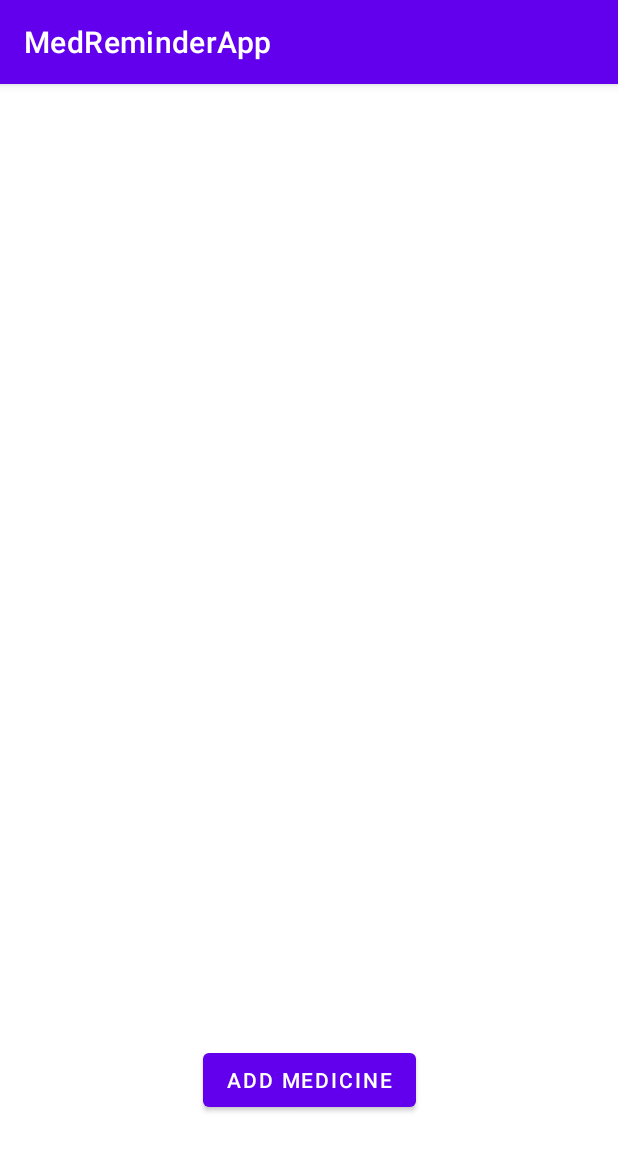
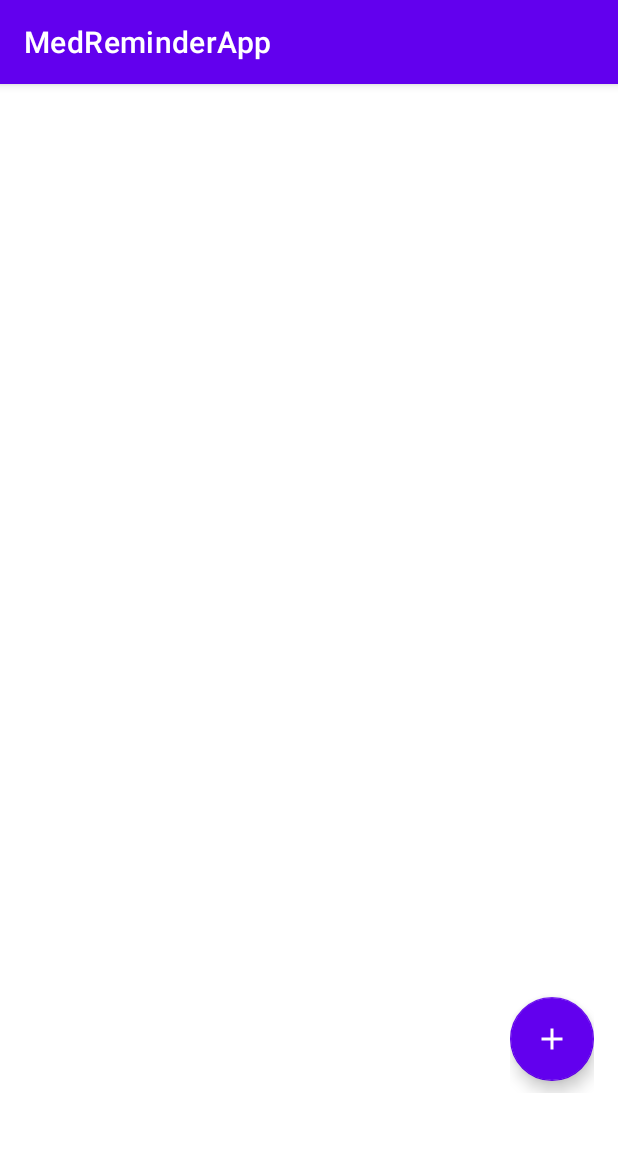
Before and after one commit to MedBen02/MedRemiderApp, an Android app: the MedicineFragment screen opened through its navigation route, on a phone screen of 412 x 824 dp. Shown: the top 1151 px of the screen. Run offline under Robolectric (Android 15) with nearby library versions, the phone set to English and light mode, and no system bars; our stand-ins replace Room's generated code, navigation-ui.

Commit message:
add medicine done

```diff
--- /dev/null
+++ b/app/src/main/java/com/mobileapp/medremiderapp/factory/MedicineViewModelFactory.java
@@ -0,0 +1,24 @@
+package com.mobileapp.medremiderapp.factory;
+
+import android.app.Application;
+import androidx.annotation.NonNull;
+import androidx.lifecycle.ViewModel;
+import androidx.lifecycle.ViewModelProvider;
+
+import com.mobileapp.medremiderapp.viewmodels.MedicineViewModel;
+
+public class MedicineViewModelFactory implements ViewModelProvider.Factory {
+    private Application application;
+    private int userId;
+
+    public MedicineViewModelFactory(Application application, int userId) {
+        this.application = application;
+        this.userId = userId;
+    }
+
+    @NonNull
+    @Override
+    public <T extends ViewModel> T create(@NonNull Class<T> modelClass) {
+        return (T) new MedicineViewModel(application, userId);
+    }
+}
--- a/app/src/main/java/com/mobileapp/medremiderapp/repository/MedicineRepository.java
+++ b/app/src/main/java/com/mobileapp/medremiderapp/repository/MedicineRepository.java
@@ -10,6 +10,7 @@ import java.util.List;
 public class MedicineRepository {
     private MedicineDao medicineDao;
     private LiveData<List<Medicine>> allMedicines;
+    private LiveData<List<Medicine>> medicinesByUserId;
 
     public MedicineRepository(Application application) {
         AppDatabase db = AppDatabase.getInstance(application);
@@ -19,6 +20,10 @@ public class MedicineRepository {
 
     public LiveData<List<Medicine>> getAllMedicines() {
         return allMedicines;
+    }
+    public LiveData<List<Medicine>> getMedicinesByUserId(int userId) {
+        medicinesByUserId = medicineDao.getMedicinesByUserId(userId);
+        return medicinesByUserId;
     }
 
     public void insert(Medicine medicine) {
--- /dev/null
+++ b/app/src/main/java/com/mobileapp/medremiderapp/ui/adapters/MedicineAdapter.java
@@ -0,0 +1,63 @@
+package com.mobileapp.medremiderapp.ui.adapters;
+
+import android.view.LayoutInflater;
+import android.view.View;
+import android.view.ViewGroup;
+import android.widget.TextView;
+import androidx.annotation.NonNull;
+import androidx.recyclerview.widget.RecyclerView;
+import com.mobileapp.medremiderapp.R;
+import com.mobileapp.medremiderapp.model.Medicine;
+import java.util.List;
+
+public class MedicineAdapter extends RecyclerView.Adapter<MedicineAdapter.MedicineViewHolder> {
+
+    private List<Medicine> medicines;
+
+    public MedicineAdapter(List<Medicine> medicines) {
+        this.medicines = medicines;
+    }
+
+    @NonNull
+    @Override
+    public MedicineViewHolder onCreateViewHolder(@NonNull ViewGroup parent, int viewType) {
+        View view = LayoutInflater.from(parent.getContext())
+                .inflate(R.layout.item_medication, parent, false);
+        return new MedicineViewHolder(view);
+    }
+
+    @Override
+    public void onBindViewHolder(@NonNull MedicineViewHolder holder, int position) {
+        Medicine medicine = medicines.get(position);
+        holder.bind(medicine);
+    }
+
+    @Override
+    public int getItemCount() {
+        return medicines.size();
+    }
+
+    public void setMedicines(List<Medicine> medicines) {
+        this.medicines = medicines;
+        notifyDataSetChanged();
+    }
+
+    static class MedicineViewHolder extends RecyclerView.ViewHolder {
+        private TextView tvName, tvDose, tvStock, tvDescription;
+
+        public MedicineViewHolder(@NonNull View itemView) {
+            super(itemView);
+            tvName = itemView.findViewById(R.id.tvName);
+            tvDose = itemView.findViewById(R.id.tvDose);
+            tvStock = itemView.findViewById(R.id.tvStockQuantity);
+            tvDescription = itemView.findViewById(R.id.tvDescription);
+        }
+
+        public void bind(Medicine medicine) {
+            tvName.setText(medicine.getName());
+            tvDose.setText(medicine.getDose());
+            tvStock.setText(String.valueOf(medicine.getStockQuantity()));
+            tvDescription.setText(medicine.getDescription());
+        }
+    }
+}
--- a/app/src/main/java/com/mobileapp/medremiderapp/ui/fragments/medicine/MedicineFragment.java
+++ b/app/src/main/java/com/mobileapp/medremiderapp/ui/fragments/medicine/MedicineFragment.java
@@ -4,28 +4,89 @@ import android.os.Bundle;
 import android.view.LayoutInflater;
 import android.view.View;
 import android.view.ViewGroup;
-import android.widget.TextView;
-
 import androidx.annotation.NonNull;
+import androidx.annotation.Nullable;
 import androidx.fragment.app.Fragment;
 import androidx.lifecycle.ViewModelProvider;
-
+import androidx.recyclerview.widget.LinearLayoutManager;
+import com.mobileapp.medremiderapp.databinding.DialogAddMedicineBinding;
 import com.mobileapp.medremiderapp.databinding.FragmentMedicineBinding;
+import com.mobileapp.medremiderapp.factory.MedicineViewModelFactory;
+import com.mobileapp.medremiderapp.model.Medicine;
+import com.mobileapp.medremiderapp.model.User;
+import com.mobileapp.medremiderapp.ui.adapters.MedicineAdapter;
 import com.mobileapp.medremiderapp.viewmodels.MedicineViewModel;
+import com.mobileapp.medremiderapp.viewmodels.UserViewModel;
+import java.util.ArrayList;
 
 public class MedicineFragment extends Fragment {
+    private FragmentMedicineBinding binding;
+    private MedicineViewModel medicineViewModel;
+    private MedicineAdapter adapter;
+    private int currentUserId;
 
-    private FragmentMedicineBinding binding;
+    @Override
+    public View onCreateView(@NonNull LayoutInflater inflater, ViewGroup container,
+                             Bundle savedInstanceState) {
+        binding = FragmentMedicineBinding.inflate(inflater, container, false);
+        return binding.getRoot();
+    }
 
-    public View onCreateView(@NonNull LayoutInflater inflater,
-                             ViewGroup container, Bundle savedInstanceState) {
-        MedicineViewModel medicineViewModel =
-                new ViewModelProvider(this).get(MedicineViewModel.class);
+    @Override
+    public void onViewCreated(@NonNull View view, @Nullable Bundle savedInstanceState) {
+        super.onViewCreated(view, savedInstanceState);
 
-        binding = FragmentMedicineBinding.inflate(inflater, container, false);
-        View root = binding.getRoot();
+        // Get current user ID from UserViewModel
+        UserViewModel userViewModel = new ViewModelProvider(requireActivity()).get(UserViewModel.class);
+        User currentUser = userViewModel.getLoggedInUser().getValue();
+        if (currentUser != null) {
+            currentUserId = currentUser.getId();
+        }
 
-        return root;
+        // Initialize ViewModel with user ID
+        medicineViewModel = new ViewModelProvider(this,
+                new MedicineViewModelFactory(requireActivity().getApplication(), currentUserId))
+                .get(MedicineViewModel.class);
+
+        setupRecyclerView();
+        setupObservers();
+        setupListeners();
+    }
+
+    private void setupRecyclerView() {
+        adapter = new MedicineAdapter(new ArrayList<>());
+        binding.rvMedications.setLayoutManager(new LinearLayoutManager(getContext()));
+        binding.rvMedications.setAdapter(adapter);
+    }
+
+    private void setupObservers() {
+        medicineViewModel.getMedicinesForCurrentUser().observe(getViewLifecycleOwner(), medicines -> {
+            adapter.setMedicines(medicines);
+        });
+    }
+
+    private void setupListeners() {
+        binding.btnAddMedicine.setOnClickListener(v -> showAddMedicineDialog());
+    }
+
+    private void showAddMedicineDialog() {
+        DialogAddMedicineBinding dialogBinding = DialogAddMedicineBinding.inflate(getLayoutInflater());
+        new android.app.AlertDialog.Builder(requireContext())
+                .setView(dialogBinding.getRoot())
+                .setTitle("Add New Medicine")
+                .setPositiveButton("Save", (dialog, which) -> {
+                    String name = dialogBinding.etMedicineName.getText().toString();
+                    String dose = dialogBinding.etMedicineDose.getText().toString();
+                    String stockStr = dialogBinding.etMedicinePillCount.getText().toString();
+                    String description = dialogBinding.etMedicineDescription.getText().toString();
+
+                    int stock = stockStr.isEmpty() ? 0 : Integer.parseInt(stockStr);
+
+                    Medicine medicine = new Medicine(name, description, dose, stock, currentUserId);
+                    medicineViewModel.insert(medicine);
+                })
+                .setNegativeButton("Cancel", null)
+                .show();
     }
 
     @Override
--- a/app/src/main/java/com/mobileapp/medremiderapp/viewmodels/MedicineViewModel.java
+++ b/app/src/main/java/com/mobileapp/medremiderapp/viewmodels/MedicineViewModel.java
@@ -1,19 +1,42 @@
 package com.mobileapp.medremiderapp.viewmodels;
 
+import android.app.Application;
+import androidx.lifecycle.AndroidViewModel;
 import androidx.lifecycle.LiveData;
-import androidx.lifecycle.MutableLiveData;
-import androidx.lifecycle.ViewModel;
+import com.mobileapp.medremiderapp.model.Medicine;
+import com.mobileapp.medremiderapp.repository.MedicineRepository;
+import java.util.List;
 
-public class MedicineViewModel extends ViewModel {
+public class MedicineViewModel extends AndroidViewModel {
+    private MedicineRepository repository;
+    private LiveData<List<Medicine>> allMedicines;
+    private int currentUserId;
 
-    private final MutableLiveData<String> mText;
-
-    public MedicineViewModel() {
-        mText = new MutableLiveData<>();
-        mText.setValue("This is medicine fragment");
+    public MedicineViewModel(Application application, int userId) {
+        super(application);
+        repository = new MedicineRepository(application);
+        currentUserId = userId;
+        allMedicines = repository.getAllMedicines();
     }
 
-    public LiveData<String> getText() {
-        return mText;
+    public void insert(Medicine medicine) {
+        medicine.setUserId(currentUserId);
+        repository.insert(medicine);
+    }
+
+    public void update(Medicine medicine) {
+        repository.update(medicine);
+    }
+
+    public void delete(Medicine medicine) {
+        repository.delete(medicine);
+    }
+
+    public LiveData<List<Medicine>> getAllMedicines() {
+        return allMedicines;
+    }
+
+    public LiveData<List<Medicine>> getMedicinesForCurrentUser() {
+        return repository.getMedicinesByUserId(currentUserId);
     }
 }
--- a/app/src/main/java/com/mobileapp/medremiderapp/viewmodels/UserViewModel.java
+++ b/app/src/main/java/com/mobileapp/medremiderapp/viewmodels/UserViewModel.java
@@ -9,6 +9,8 @@ import androidx.lifecycle.MutableLiveData;
 import com.mobileapp.medremiderapp.model.User;
 import com.mobileapp.medremiderapp.repository.UserRepository;
 import com.google.gson.Gson;
+
+import java.net.HttpCookie;
 
 public class UserViewModel extends AndroidViewModel {
 
@@ -114,4 +116,8 @@ public class UserViewModel extends AndroidViewModel {
     public boolean isLoggedIn() {
         return sharedPreferences.getBoolean(KEY_IS_LOGGED_IN, false);
     }
+
+    public MutableLiveData<User> getLoggedInUser() {
+        return loggedInUser;
+    }
 }
--- /dev/null
+++ b/app/src/main/res/drawable/status_pending_background.xml
@@ -0,0 +1,4 @@
+<shape xmlns:android="http://schemas.android.com/apk/res/android">
+    <solid android:color="#E7AF08"/> <!-- Default color -->
+    <corners android:radius="16dp"/>
+</shape>
--- /dev/null
+++ b/app/src/main/res/drawable/status_taken_background.xml
@@ -0,0 +1,4 @@
+<shape xmlns:android="http://schemas.android.com/apk/res/android">
+    <solid android:color="@color/green"/> <!-- Default color -->
+    <corners android:radius="16dp"/>
+</shape>
--- a/app/src/main/res/layout/fragment_medicine.xml
+++ b/app/src/main/res/layout/fragment_medicine.xml
@@ -20,18 +20,31 @@
         app:layout_constraintStart_toStartOf="parent"
         app:layout_constraintEnd_toEndOf="parent"
         app:layoutManager="androidx.recyclerview.widget.LinearLayoutManager"
-        tools:listItem="@layout/item_medication" />
+        android:layout_marginBottom="70dp"
+        tools:listItem="@layout/item_medication"
+        />
 
-
-    <Button
-        android:id="@+id/btn_add_medicine"
+    <LinearLayout
+        android:id="@+id/fabContainer"
         android:layout_width="wrap_content"
         android:layout_height="wrap_content"
-        android:layout_marginBottom="80dp"
-        android:text="Add Medicine"
+        android:orientation="vertical"
+        android:layout_marginEnd="16dp"
+        android:layout_marginBottom="95dp"
+        android:gravity="end"
         app:layout_constraintBottom_toBottomOf="parent"
-        app:layout_constraintEnd_toEndOf="parent"
-        app:layout_constraintStart_toStartOf="parent"
-        />
+        app:layout_constraintEnd_toEndOf="parent">
+
+        <com.google.android.material.floatingactionbutton.FloatingActionButton
+            android:id="@+id/btn_add_medicine"
+            android:layout_width="wrap_content"
+            android:layout_height="wrap_content"
+            android:contentDescription="@string/add_medicine"
+            android:src="@drawable/ic_add"
+            app:backgroundTint="@color/purple_500"
+            app:tint="@android:color/white"
+            android:layout_marginVertical="8dp"
+            />
+    </LinearLayout>
 
 </androidx.constraintlayout.widget.ConstraintLayout>
--- a/app/src/main/res/layout/item_reminder.xml
+++ b/app/src/main/res/layout/item_reminder.xml
@@ -41,7 +41,7 @@
                 android:id="@+id/tvStatus"
                 android:layout_width="wrap_content"
                 android:layout_height="wrap_content"
-                android:background="@drawable/status_background"
+                android:background="@drawable/status_missed_background"
                 android:paddingHorizontal="8dp"
                 android:paddingVertical="4dp"
                 android:text="Missed"
--- a/app/src/main/res/values/strings.xml
+++ b/app/src/main/res/values/strings.xml
@@ -13,7 +13,11 @@
     <string name="save">save</string>
     <string name="edit_profile">edit profile</string>
     <string name="name_cannot_be_empty">name cannot be empty</string>
-    <string name="welcom_to_medreminder">Welcome to MedReminder</string>
     <string name="login">Login</string>
     <string name="register">Register</string>
+    <string name="stockQuantity">stockQuantity</string>
+    <string name="description">Description</string>
+    <string name="name">Name</string>
+    <string name="dose">Dose</string>
+    <string name="pills_left">pills left</string>
 </resources>
```
Also changed, not shown: app/src/main/res/layout/dialog_add_medicine.xml (added, +41 -0 lines), app/src/main/res/layout/item_medication.xml (+50 -11 lines), app/src/main/res/drawable/status_missed_background.xml (renamed from app/src/main/res/drawable/status_background.xml).
